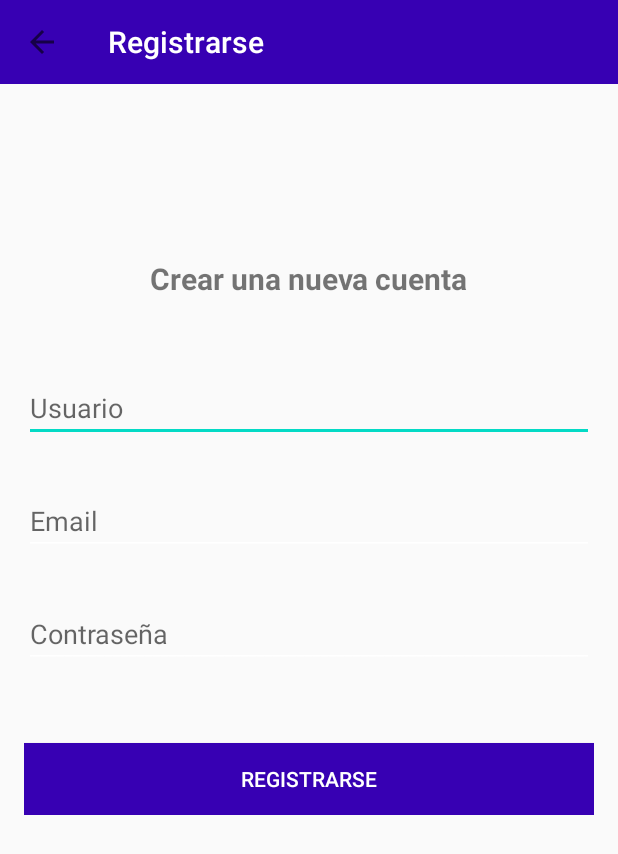
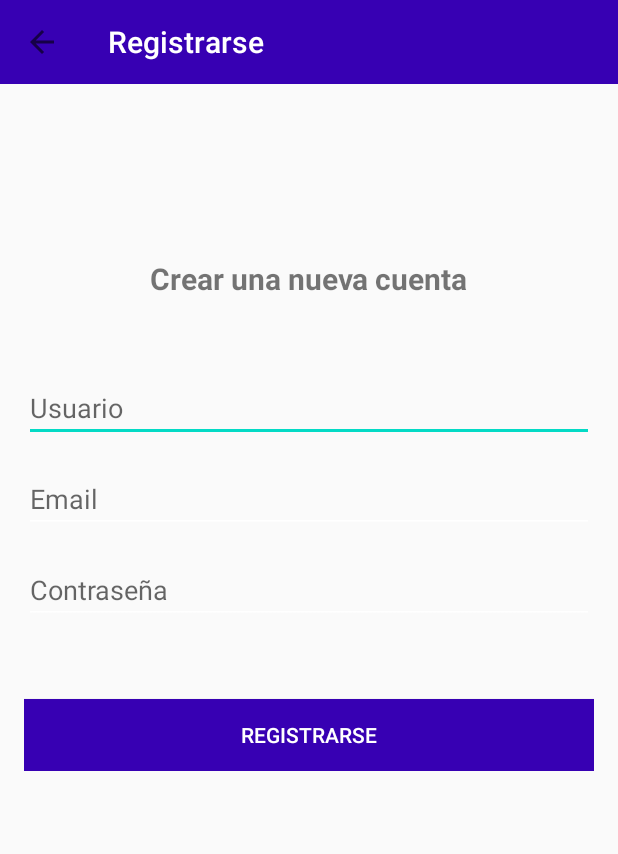
Before and after one commit to amolina19/BTSD, an Android app: the RegisterActivity screen opened directly, with no data from a screen before it, on a phone screen of 412 x 824 dp. Shown: the top 854 px of the screen. Run offline under Robolectric (Android 15) with nearby library versions, the phone set to English and light mode, and no system bars; our stand-ins replace Firebase (no records; nobody signed in at launch, a user with empty details on screens opened directly); libraries missing offline, so code that uses them is left out: com.rengwuxian.materialedittext; plain views replace MaterialEditText; 3 statements that could not run were skipped.

```diff
--- a/app/src/main/res/layout/activity_login.xml
+++ b/app/src/main/res/layout/activity_login.xml
@@ -33,7 +33,7 @@
             android:id="@+id/email"
             android:inputType="textEmailAddress"
             android:layout_marginTop="10dp"
-            android:layout_marginBottom="30dp"
+            android:layout_marginBottom="15dp"
             app:met_floatingLabel="normal"
             android:hint="@string/email"/>
 
--- a/app/src/main/res/layout/activity_register.xml
+++ b/app/src/main/res/layout/activity_register.xml
@@ -39,7 +39,7 @@
             android:layout_height="wrap_content"
             android:id="@+id/email"
             android:inputType="textEmailAddress"
-            android:layout_marginTop="30dp"
+            android:layout_marginTop="15dp"
             app:met_floatingLabel="normal"
             android:hint="@string/email"/>
 
@@ -49,7 +49,7 @@
             android:layout_height="wrap_content"
             android:id="@+id/password"
             android:inputType="textPassword"
-            android:layout_marginTop="30dp"
+            android:layout_marginTop="15dp"
             app:met_floatingLabel="normal"
             android:hint="@string/contraseña"/>
 
```
